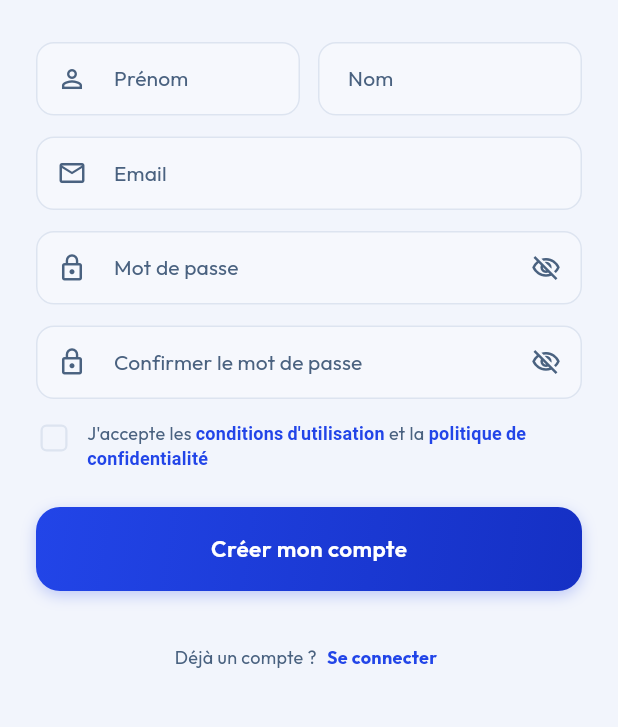
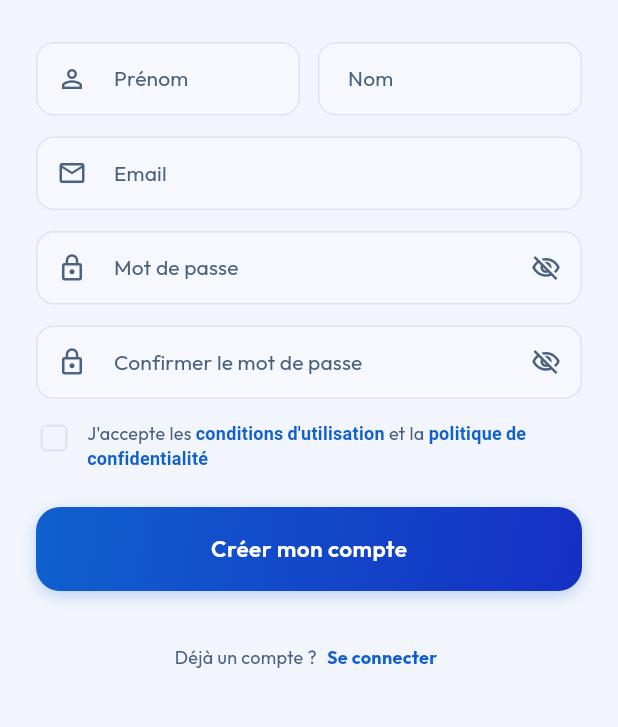
Before and after one commit to activeducation/activeducation_plateform, a Flutter app: the RegisterPage screen opened by its route, on a phone screen of 412 x 824 dp, the part 174-901 px from its top. Run offline on Flutter 3.47's test engine with Material 3 defaults, Android fonts, the phone set to English and light mode, and no system bars; our stand-ins replace bloc, cached_network_image, dartz, dio, equatable, file_picker and 10 more; accounts and stored records are empty; network calls fail.

Commit message:
style(colors): primary #2245E8 → #1060CF (bleu logo)
Co-Authored-By: Claude Sonnet 4.6 <noreply@anthropic.com>

```diff
--- a/activ_education_app/lib/core/constants/app_colors.dart
+++ b/activ_education_app/lib/core/constants/app_colors.dart
@@ -8,7 +8,7 @@ class AppColors {
   // ============================================
   // PRIMARY — Bleu Royal (couleur logo)
   // ============================================
-  static const Color primary = Color(0xFF2245E8);
+  static const Color primary = Color(0xFF1060CF);
   static const Color primaryLight = Color(0xFF4D6EF0);
   static const Color primaryDark = Color(0xFF1530C4);
   static const Color primarySurface = Color(0xFFEAEEFD);
@@ -152,7 +152,7 @@ class AppColors {
   static const LinearGradient heroGradientBlue = LinearGradient(
     begin: Alignment.topLeft,
     end: Alignment.bottomRight,
-    colors: [Color(0xFF0C1828), Color(0xFF2245E8)],
+    colors: [Color(0xFF0C1828), Color(0xFF1060CF)],
   );
 
   static const LinearGradient heroGradientAlt = LinearGradient(
```
